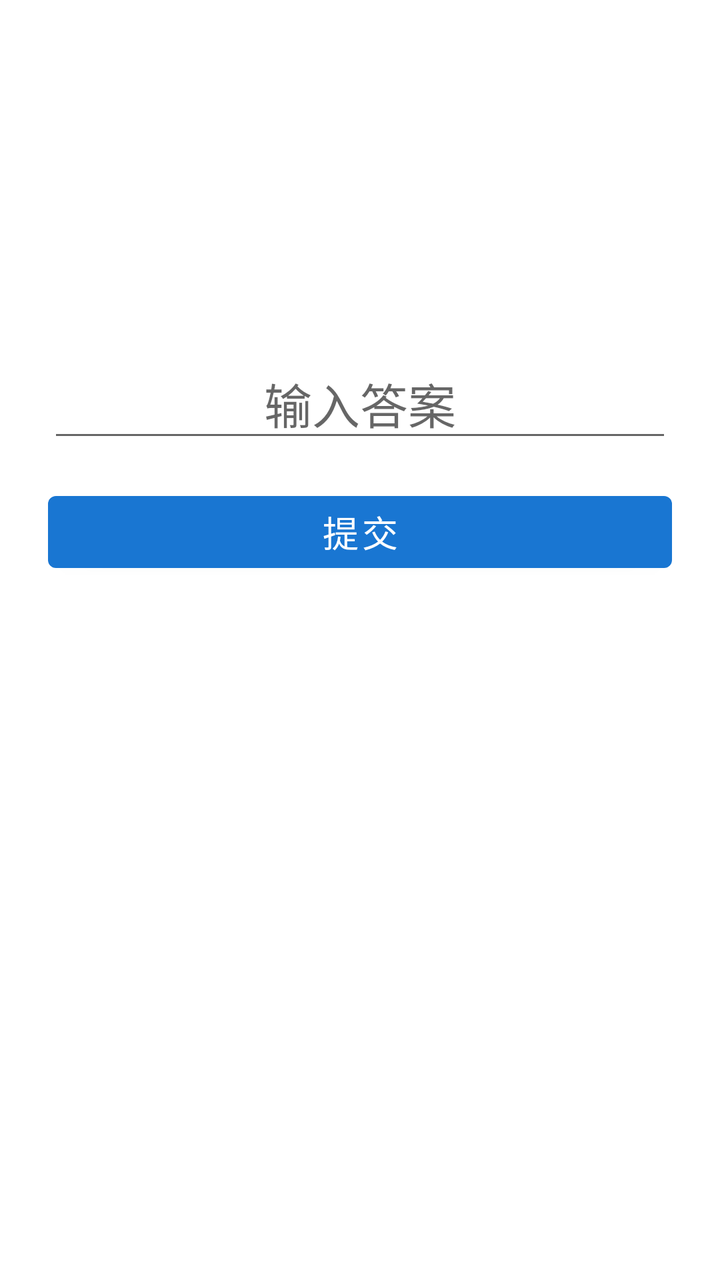
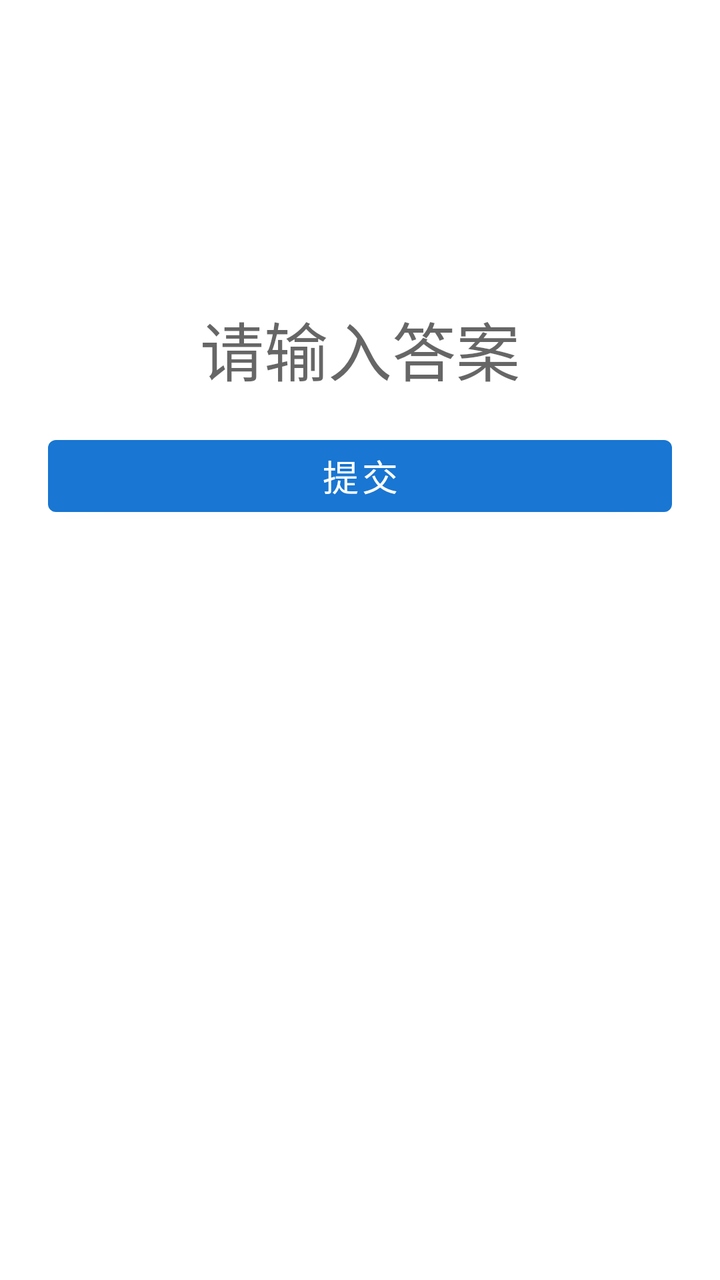

Two renders of the same Android screen: before a commit and after it. Below are the layout's source before the change and the commit's diff.
<!-- AndroidManifest.xml: application theme Theme.MathPractice -->
<!-- res/layout/activity_practice.xml -->
<?xml version="1.0" encoding="utf-8"?>
<LinearLayout xmlns:android="http://schemas.android.com/apk/res/android"
    android:layout_width="match_parent"
    android:layout_height="match_parent"
    android:orientation="vertical"
    android:padding="24dp">

    <LinearLayout
        android:layout_width="match_parent"
        android:layout_height="wrap_content"
        android:orientation="horizontal">
        <TextView
            android:id="@+id/tvProgress"
            android:layout_width="0dp"
            android:layout_weight="1"
            android:layout_height="wrap_content"
            android:textSize="16sp"/>
        <TextView
            android:id="@+id/tvTimer"
            android:layout_width="wrap_content"
            android:layout_height="wrap_content"
            android:textSize="16sp"
            android:textColor="#1976D2"/>
    </LinearLayout>

    <TextView
        android:id="@+id/tvQuestion"
        android:layout_width="match_parent"
        android:layout_height="wrap_content"
        android:textSize="36sp"
        android:textStyle="bold"
        android:gravity="center"
        android:layout_marginTop="48dp"
        android:layout_marginBottom="32dp"/>

    <EditText
        android:id="@+id/etAnswer"
        android:layout_width="match_parent"
        android:layout_height="wrap_content"
        android:inputType="number"
        android:hint="输入答案"
        android:textSize="24sp"
        android:gravity="center"
        android:imeOptions="actionDone"
        android:maxLength="6"/>

    <Button
        android:id="@+id/btnSubmit"
        android:layout_width="match_parent"
        android:layout_height="wrap_content"
        android:text="提交"
        android:textSize="18sp"
        android:layout_marginTop="16dp"/>

    <LinearLayout
        android:id="@+id/layoutResult"
        android:layout_width="match_parent"
        android:layout_height="wrap_content"
        android:orientation="vertical"
        android:visibility="gone">

        <TextView
            android:id="@+id/tvResult"
            android:layout_width="match_parent"
            android:layout_height="wrap_content"
            android:textSize="20sp"
            android:gravity="center"
            android:layout_marginTop="16dp"/>

        <Button
            android:id="@+id/btnNext"
            android:layout_width="match_parent"
            android:layout_height="wrap_content"
            android:text="下一题"
            android:textSize="18sp"
            android:layout_marginTop="16dp"/>
    </LinearLayout>
</LinearLayout>
<!-- resources referenced by this layout -->
<resources>
  <style name="Theme.MathPractice" parent="Theme.MaterialComponents.DayNight.DarkActionBar">
          <item name="colorPrimary">#1976D2</item>
          <item name="colorPrimaryVariant">#0D47A1</item>
          <item name="colorOnPrimary">#FFFFFF</item>
          <item name="colorSecondary">#03DAC6</item>
          <item name="colorOnSecondary">#000000</item>
          <item name="android:statusBarColor">#0D47A1</item>
      </style>
</resources>

<!-- the commit's change to res/layout/activity_practice.xml (unified diff, before → after) -->
@@ -20,7 +20,7 @@
             android:layout_width="wrap_content"
             android:layout_height="wrap_content"
             android:textSize="16sp"
-            android:textColor="#1976D2"/>
+            android:textColor="?attr/colorPrimary"/>
     </LinearLayout>
 
     <TextView
@@ -30,19 +30,19 @@
         android:textSize="36sp"
         android:textStyle="bold"
         android:gravity="center"
-        android:layout_marginTop="48dp"
-        android:layout_marginBottom="32dp"/>
+        android:layout_marginTop="32dp"
+        android:layout_marginBottom="16dp"/>
 
-    <EditText
-        android:id="@+id/etAnswer"
+    <TextView
+        android:id="@+id/tvAnswer"
         android:layout_width="match_parent"
         android:layout_height="wrap_content"
-        android:inputType="number"
-        android:hint="输入答案"
-        android:textSize="24sp"
+        android:minHeight="64dp"
+        android:textSize="32sp"
         android:gravity="center"
-        android:imeOptions="actionDone"
-        android:maxLength="6"/>
+        android:hint="请输入答案"
+        android:background="?attr/selectableItemBackground"
+        android:padding="8dp"/>
 
     <Button
         android:id="@+id/btnSubmit"
@@ -50,7 +50,7 @@
         android:layout_height="wrap_content"
         android:text="提交"
         android:textSize="18sp"
-        android:layout_marginTop="16dp"/>
+        android:layout_marginTop="8dp"/>
 
     <LinearLayout
         android:id="@+id/layoutResult"
@@ -58,21 +58,65 @@
         android:layout_height="wrap_content"
         android:orientation="vertical"
         android:visibility="gone">
-
         <TextView
             android:id="@+id/tvResult"
             android:layout_width="match_parent"
             android:layout_height="wrap_content"
             android:textSize="20sp"
             android:gravity="center"
-            android:layout_marginTop="16dp"/>
-
+            android:layout_marginTop="12dp"/>
         <Button
             android:id="@+id/btnNext"
             android:layout_width="match_parent"
             android:layout_height="wrap_content"
             android:text="下一题"
             android:textSize="18sp"
-            android:layout_marginTop="16dp"/>
+            android:layout_marginTop="12dp"/>
+    </LinearLayout>
+
+    <LinearLayout
+        android:id="@+id/keypad"
+        android:layout_width="match_parent"
+        android:layout_height="0dp"
+        android:layout_weight="1"
+        android:orientation="vertical"
+        android:layout_marginTop="12dp">
+
+        <LinearLayout
+            android:layout_width="match_parent"
+            android:layout_height="0dp"
+            android:layout_weight="1"
+            android:orientation="horizontal">
+            <Button android:id="@+id/btn1" style="@style/KeypadBtn" android:text="1"/>
+            <Button android:id="@+id/btn2" style="@style/KeypadBtn" android:text="2"/>
+            <Button android:id="@+id/btn3" style="@style/KeypadBtn" android:text="3"/>
+        </LinearLayout>
+        <LinearLayout
+            android:layout_width="match_parent"
+            android:layout_height="0dp"
+            android:layout_weight="1"
+            android:orientation="horizontal">
+            <Button android:id="@+id/btn4" style="@style/KeypadBtn" android:text="4"/>
+            <Button android:id="@+id/btn5" style="@style/KeypadBtn" android:text="5"/>
+            <Button android:id="@+id/btn6" style="@style/KeypadBtn" android:text="6"/>
+        </LinearLayout>
+        <LinearLayout
+            android:layout_width="match_parent"
+            android:layout_height="0dp"
+            android:layout_weight="1"
+            android:orientation="horizontal">
+            <Button android:id="@+id/btn7" style="@style/KeypadBtn" android:text="7"/>
+            <Button android:id="@+id/btn8" style="@style/KeypadBtn" android:text="8"/>
+            <Button android:id="@+id/btn9" style="@style/KeypadBtn" android:text="9"/>
+        </LinearLayout>
+        <LinearLayout
+            android:layout_width="match_parent"
+            android:layout_height="0dp"
+            android:layout_weight="1"
+            android:orientation="horizontal">
+            <Button android:id="@+id/btnClear" style="@style/KeypadBtn" android:text="清空"/>
+            <Button android:id="@+id/btn0" style="@style/KeypadBtn" android:text="0"/>
+            <Button android:id="@+id/btnBack" style="@style/KeypadBtn" android:text="←"/>
+        </LinearLayout>
     </LinearLayout>
 </LinearLayout>
